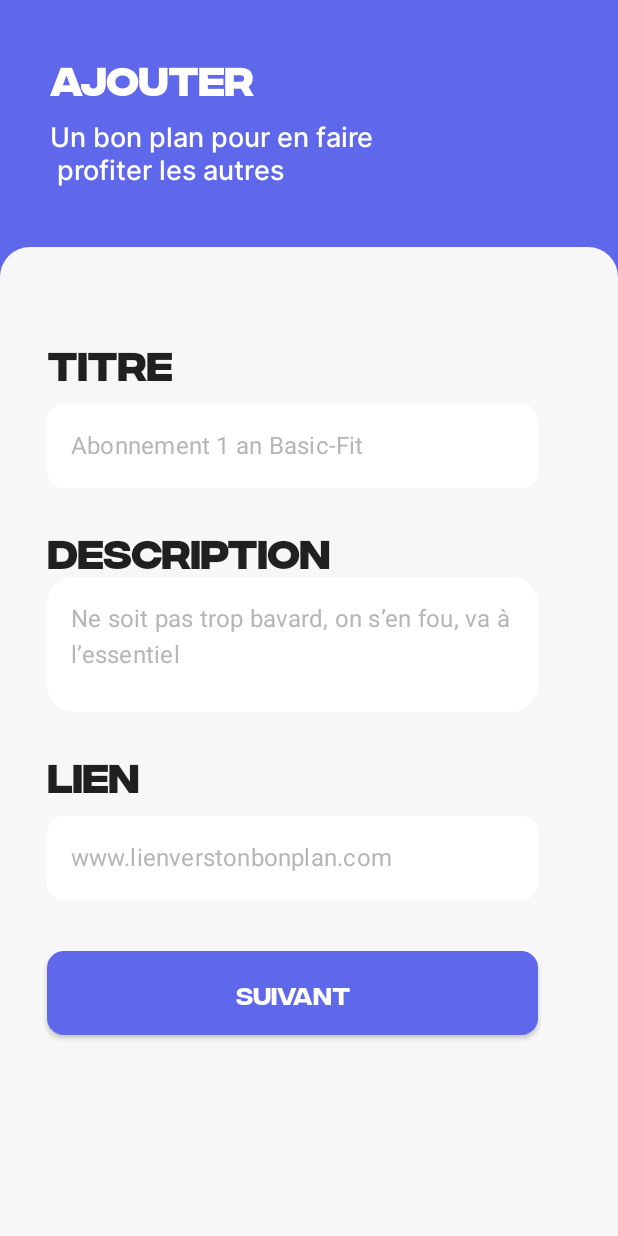
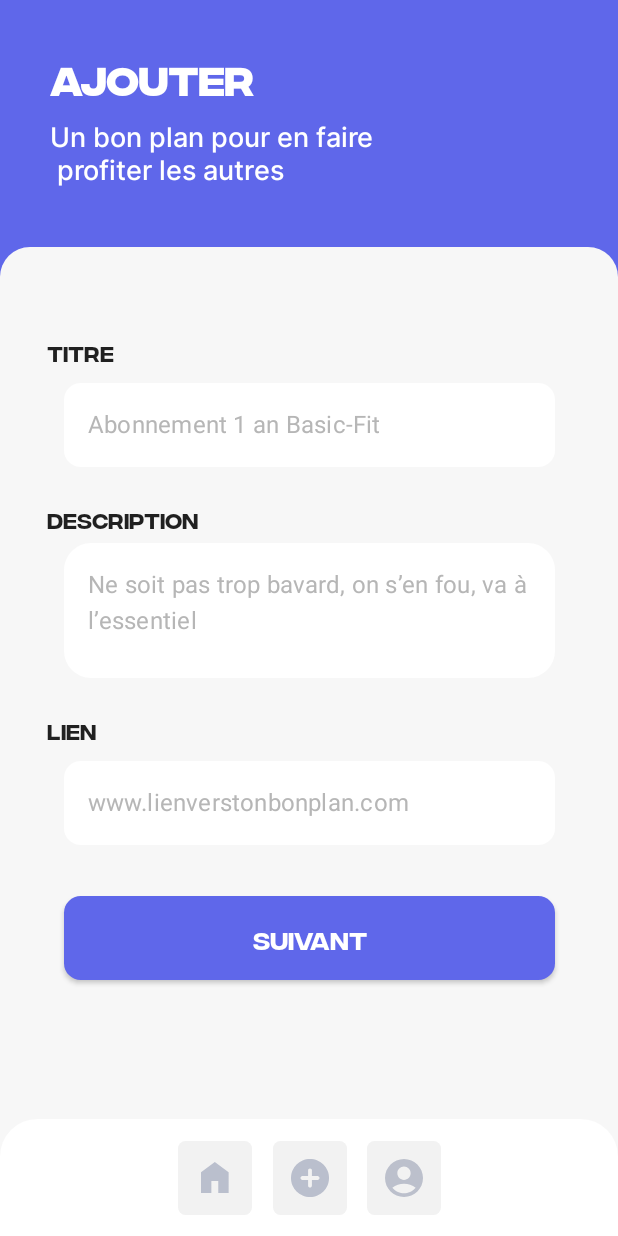
Before and after one commit to TiclemFR/android, an Android app built with Jetpack Compose: the composable BonPlan shown on its own in the app's theme, on a phone screen of 412 x 824 dp. Run offline under Robolectric (Android 15) with nearby library versions, the phone set to English and light mode, and no system bars; our stand-ins replace accompanist.

Commit message:
commit menu, navigation menu, fix pb on pages

```diff
--- a/app/src/main/java/com/example/projetandroid/BonPlan/BonPlan.kt
+++ b/app/src/main/java/com/example/projetandroid/BonPlan/BonPlan.kt
@@ -18,6 +18,7 @@ import com.google.accompanist.pager.HorizontalPager
 import com.google.accompanist.pager.HorizontalPagerIndicator
 import com.google.accompanist.pager.rememberPagerState
 import com.example.projetandroid.ui.theme.*
+import navbar
 
 @OptIn(ExperimentalPagerApi::class)
 @Composable
@@ -78,4 +79,5 @@ fun BonPlan(navController: NavController){
         }
 
     }
+    navbar(navController = navController)
 }
--- a/app/src/main/java/com/example/projetandroid/BonPlan/BonPlanDesc.kt
+++ b/app/src/main/java/com/example/projetandroid/BonPlan/BonPlanDesc.kt
@@ -1,17 +1,19 @@
 package com.example.projetandroid.BonPlan
 
 import androidx.compose.foundation.layout.*
+import androidx.compose.foundation.rememberScrollState
 import androidx.compose.foundation.shape.RoundedCornerShape
+import androidx.compose.foundation.verticalScroll
 import androidx.compose.material.*
 import androidx.compose.runtime.*
+import androidx.compose.ui.Alignment
 import androidx.compose.ui.Modifier
 import androidx.compose.ui.graphics.Color
+import androidx.compose.ui.text.font.FontWeight
 import androidx.compose.ui.unit.dp
+import androidx.compose.ui.unit.sp
 import com.example.projetandroid.login.Input
-import com.example.projetandroid.ui.theme.BackgroundColorInput
-import com.example.projetandroid.ui.theme.ButtonColor
-import com.example.projetandroid.ui.theme.PlaceHolderColor
-import com.example.projetandroid.ui.theme.Typography
+import com.example.projetandroid.ui.theme.*
 import com.google.accompanist.pager.ExperimentalPagerApi
 import com.google.accompanist.pager.PagerState
 import kotlinx.coroutines.CoroutineScope
@@ -24,16 +26,16 @@ fun BonPlanDesc(pagerState: PagerState, coroutineScope: CoroutineScope){
     var title by remember { mutableStateOf("") }
     var description by remember { mutableStateOf("") }
     var link by remember { mutableStateOf("") }
-    Column() {
+    Column(modifier = Modifier.fillMaxHeight().verticalScroll(rememberScrollState()), horizontalAlignment = Alignment.CenterHorizontally) {
         //Title
         Row(modifier = Modifier
             .fillMaxWidth()
             .padding(top = 34.dp, start = 31.dp)) {
-            Text(text = "Titre", style = Typography.h1)
+            Text(text = "Titre", fontFamily = InterCF, fontWeight = FontWeight(400), fontSize = 14.sp)
         }
         Row(modifier = Modifier
             .fillMaxWidth()
-            .padding(top = 2.dp, start = 31.dp)) {
+            .padding(top = 2.dp), horizontalArrangement = Arrangement.Center) {
             Input(value = title, placeholder = "Abonnement 1 an Basic-Fit",
                 onValueChange = {newText -> title = newText})
         }
@@ -41,11 +43,11 @@ fun BonPlanDesc(pagerState: PagerState, coroutineScope: CoroutineScope){
         Row(modifier = Modifier
             .fillMaxWidth()
             .padding(top = 26.dp, start = 31.dp)) {
-            Text(text = "Description", style = Typography.h1)
+            Text(text = "Description", fontFamily = InterCF, fontWeight = FontWeight(400), fontSize = 14.sp)
         }
         Row(modifier = Modifier
             .fillMaxWidth()
-            .padding(top = 2.dp, start = 31.dp)) {
+            .padding(top = 7.dp), horizontalArrangement = Arrangement.Center) {
             TextField(value = description,
                 modifier = Modifier.width(327.dp).height(90.dp),
                 onValueChange = { description = it },
@@ -64,18 +66,18 @@ fun BonPlanDesc(pagerState: PagerState, coroutineScope: CoroutineScope){
         Row(modifier = Modifier
             .fillMaxWidth()
             .padding(top = 26.dp, start = 31.dp)) {
-            Text(text = "Lien", style = Typography.h1)
+            Text(text = "Lien", fontFamily = InterCF, fontWeight = FontWeight(400), fontSize = 14.sp)
         }
         Row(modifier = Modifier
             .fillMaxWidth()
-            .padding(top = 2.dp, start = 31.dp)) {
+            .padding(top = 2.dp), horizontalArrangement = Arrangement.Center) {
             Input(value = link, placeholder = "www.lienverstonbonplan.com",
                 onValueChange = {newText -> link = newText})
         }
         //Button next
         Row(modifier = Modifier
             .fillMaxWidth()
-            .padding(top = 34.dp, start = 31.dp)) {
+            .padding(top = 34.dp), horizontalArrangement = Arrangement.Center) {
             Button(onClick = {
                 page2(pagerState, coroutineScope)
             },
--- a/app/src/main/java/com/example/projetandroid/MainActivity.kt
+++ b/app/src/main/java/com/example/projetandroid/MainActivity.kt
@@ -18,6 +18,7 @@ import com.google.firebase.ktx.Firebase
 import connectPage
 import home
 import navbar
+import plan
 import previewCard
 
 class MainActivity : ComponentActivity() {
--- a/app/src/main/java/com/example/projetandroid/login/home.kt
+++ b/app/src/main/java/com/example/projetandroid/login/home.kt
@@ -254,6 +254,7 @@ fun home(navController: NavController){
             }
         }
     }
+    navbar(navController = navController)
 }
 
 @Composable
--- a/app/src/main/java/com/example/projetandroid/login/navbar.kt
+++ b/app/src/main/java/com/example/projetandroid/login/navbar.kt
@@ -13,11 +13,21 @@ import androidx.compose.ui.unit.dp
 import androidx.compose.foundation.Image
 import androidx.compose.foundation.clickable
 import androidx.compose.foundation.layout.requiredSize
+import androidx.compose.material.Surface
+import androidx.compose.material.Text
+import androidx.compose.ui.draw.drawWithContent
+import androidx.compose.ui.graphics.RectangleShape
+import androidx.compose.ui.platform.LocalDensity
 import androidx.compose.ui.res.painterResource
+import androidx.navigation.NavController
 import com.example.projetandroid.R
 
 @Composable
-fun navbar(){
+fun navbar(navController: NavController){
+    Row(
+        modifier = Modifier.fillMaxHeight(),
+        verticalAlignment = Alignment.Bottom
+    ){
         Row(
             modifier = Modifier
                 .fillMaxWidth()
@@ -30,37 +40,71 @@ fun navbar(){
             Row(
                 modifier = Modifier
                     .width(175.dp)
-                .height(78.dp).background(Color.Transparent),
+                    .height(78.dp)
+                    .background(Color.Transparent),
                 horizontalArrangement = Arrangement.SpaceBetween,
                 verticalAlignment = Alignment.CenterVertically
             ){
                 Row(
                     modifier = Modifier
                         .width(49.dp)
-                    .height(49.dp).clickable {  }.clip(shape = RoundedCornerShape(5.dp)).background(Color(0xFFF2F2F2)),
+                        .height(49.dp)
+                        .clickable { navController.navigate("home") }
+                        .clip(shape = RoundedCornerShape(5.dp))
+                        .background(Color(0xFFF2F2F2)),
                     horizontalArrangement = Arrangement.Center,
                     verticalAlignment = Alignment.CenterVertically
                 ) {
-                Image(painterResource(id = R.drawable.ic_home), contentDescription = "home icon", modifier = Modifier.background(Color.Transparent).width(20.dp).height(21.dp))
+                    if (navController.currentDestination?.route.toString() == "home"){
+                        Image(painterResource(id = R.drawable.ic_current_home), contentDescription = "home icon", modifier = Modifier
+                            .background(Color.Transparent)
+                            .width(20.dp)
+                            .height(21.dp))
+                    }else{
+                        Image(painterResource(id = R.drawable.ic_home), contentDescription = "home icon", modifier = Modifier
+                            .background(Color.Transparent)
+                            .width(20.dp)
+                            .height(21.dp))
+                    }
                 }
                 Row(
                     modifier = Modifier
                         .width(49.dp)
-                    .height(49.dp).clickable {  }.clip(shape = RoundedCornerShape(5.dp)).background(Color(0xFFF2F2F2)),
+                        .height(49.dp)
+                        .clickable { navController.navigate("add") }
+                        .clip(shape = RoundedCornerShape(5.dp))
+                        .background(Color(0xFFF2F2F2)),
                     horizontalArrangement = Arrangement.Center,
                     verticalAlignment = Alignment.CenterVertically
                 ) {
-                Image(painterResource(id = R.drawable.ic_add), contentDescription = "add icon", modifier = Modifier.background(Color.Transparent).width(25.dp).height(25.dp))
+                    if(navController.currentDestination?.route.toString() == "add"){
+                        Image(painterResource(id = R.drawable.ic_current_add), contentDescription = "add icon", modifier = Modifier
+                            .background(Color.Transparent)
+                            .width(25.dp)
+                            .height(25.dp))
+                    }else{
+                        Image(painterResource(id = R.drawable.ic_add), contentDescription = "add icon", modifier = Modifier
+                            .background(Color.Transparent)
+                            .width(25.dp)
+                            .height(25.dp))
+                    }
                 }
                 Row(
                     modifier = Modifier
                         .width(49.dp)
-                    .height(49.dp).clickable {  }.clip(shape = RoundedCornerShape(5.dp)).background(Color(0xFFF2F2F2)),
+                        .height(49.dp)
+                        .clickable { }
+                        .clip(shape = RoundedCornerShape(5.dp))
+                        .background(Color(0xFFF2F2F2)),
                     horizontalArrangement = Arrangement.Center,
                     verticalAlignment = Alignment.CenterVertically
                 ) {
-                Image(painterResource(id = R.drawable.ic_profile), contentDescription = "home icon", modifier = Modifier.background(Color.Transparent).width(25.dp).height(25.dp))
+                    Image(painterResource(id = R.drawable.ic_profile), contentDescription = "profile icon", modifier = Modifier
+                        .background(Color.Transparent)
+                        .width(25.dp)
+                        .height(25.dp))
                 }
             }
         }
     }
+}
--- a/app/src/main/java/com/example/projetandroid/onBoarding/onBoarding.kt
+++ b/app/src/main/java/com/example/projetandroid/onBoarding/onBoarding.kt
@@ -6,6 +6,7 @@ import androidx.compose.foundation.shape.RoundedCornerShape
 import androidx.compose.material.Button
 import androidx.compose.material.ButtonDefaults
 import androidx.compose.material.Text
+import androidx.compose.foundation.layout.Arrangement
 import androidx.compose.runtime.Composable
 import androidx.compose.runtime.rememberCoroutineScope
 import androidx.compose.ui.Alignment
@@ -96,7 +97,7 @@ fun OnBoarding(navController: NavController){
         //Button go
         Row(modifier = Modifier
             .fillMaxWidth()
-            .padding(top = 34.dp, start = 31.dp)) {
+            .padding(top = 34.dp), horizontalArrangement = Arrangement.Center) {
             Button(onClick = {
                 navController.navigate("login")
             },
@@ -104,7 +105,7 @@ fun OnBoarding(navController: NavController){
                 shape = RoundedCornerShape(20),
                 modifier = Modifier
                     .width(327.dp)
-                    .height(56.dp)
+                    .height(56.dp),
             )
 
             {
--- /dev/null
+++ b/app/src/main/res/drawable/ic_current_add.xml
@@ -0,0 +1,9 @@
+<vector xmlns:android="http://schemas.android.com/apk/res/android" xmlns:aapt="http://schemas.android.com/aapt"
+    android:viewportWidth="25"
+    android:viewportHeight="25"
+    android:width="25dp"
+    android:height="25dp">
+    <path
+        android:pathData="M12.5 18.75C12.8542 18.75 13.1513 18.63 13.3913 18.39C13.6304 18.1508 13.75 17.8542 13.75 17.5V13.75H17.5312C17.8854 13.75 18.1771 13.63 18.4062 13.39C18.6354 13.1508 18.75 12.8542 18.75 12.5C18.75 12.1458 18.63 11.8487 18.39 11.6087C18.1508 11.3696 17.8542 11.25 17.5 11.25H13.75V7.46875C13.75 7.11458 13.6304 6.82292 13.3913 6.59375C13.1513 6.36458 12.8542 6.25 12.5 6.25C12.1458 6.25 11.8492 6.36958 11.61 6.60875C11.37 6.84875 11.25 7.14583 11.25 7.5V11.25H7.46875C7.11458 11.25 6.82292 11.3696 6.59375 11.6087C6.36458 11.8487 6.25 12.1458 6.25 12.5C6.25 12.8542 6.36958 13.1508 6.60875 13.39C6.84875 13.63 7.14583 13.75 7.5 13.75H11.25V17.5312C11.25 17.8854 11.37 18.1771 11.61 18.4062C11.8492 18.6354 12.1458 18.75 12.5 18.75ZM12.5 25C10.7708 25 9.14583 24.6717 7.625 24.015C6.10417 23.3592 4.78125 22.4688 3.65625 21.3438C2.53125 20.2188 1.64083 18.8958 0.985 17.375C0.328333 15.8542 0 14.2292 0 12.5C0 10.7708 0.328333 9.14583 0.985 7.625C1.64083 6.10417 2.53125 4.78125 3.65625 3.65625C4.78125 2.53125 6.10417 1.64042 7.625 0.98375C9.14583 0.327917 10.7708 0 12.5 0C14.2292 0 15.8542 0.327917 17.375 0.98375C18.8958 1.64042 20.2188 2.53125 21.3438 3.65625C22.4688 4.78125 23.3592 6.10417 24.015 7.625C24.6717 9.14583 25 10.7708 25 12.5C25 14.2292 24.6717 15.8542 24.015 17.375C23.3592 18.8958 22.4688 20.2188 21.3438 21.3438C20.2188 22.4688 18.8958 23.3592 17.375 24.015C15.8542 24.6717 14.2292 25 12.5 25Z"
+        android:fillColor="#5F67EA" />
+</vector>
--- /dev/null
+++ b/app/src/main/res/drawable/ic_current_home.xml
@@ -0,0 +1,9 @@
+<vector xmlns:android="http://schemas.android.com/apk/res/android" xmlns:aapt="http://schemas.android.com/aapt"
+    android:viewportWidth="19"
+    android:viewportHeight="22"
+    android:width="19dp"
+    android:height="22dp">
+    <path
+        android:pathData="M0 21.375V7.125L9.5 0L19 7.125V21.375H11.875V13.0625H7.125V21.375H0Z"
+        android:fillColor="#5F67EA" />
+</vector>
```
Also changed, not shown: app/src/main/java/com/example/projetandroid/login/plan.kt (added, +213 -0 lines), app/src/main/res/drawable/ic_current_profile.xml (added, +9 -0 lines), app/src/main/res/drawable/ic_gray_star.xml (added, +11 -0 lines), app/src/main/res/drawable/ic_yellow_star.xml (added, +11 -0 lines). Lines whose indentation alone changed are shown as unchanged.
